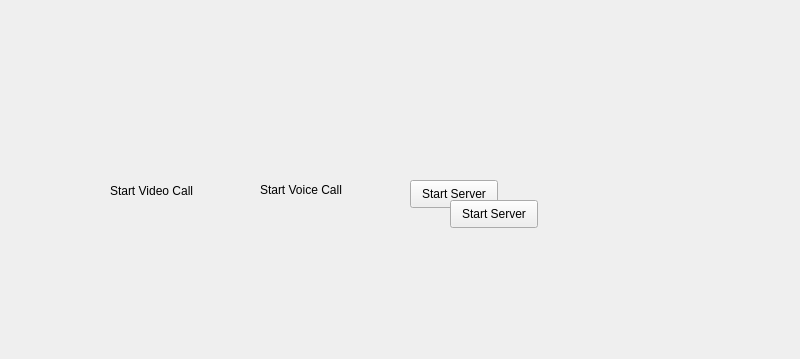
First picture: the form in mainwindow.ui, repository peteradeojo/mini-zoom-project, before the edit; both pictures show x 0 to 800 and y 0 to 359 of the 800 by 600 pixel window.
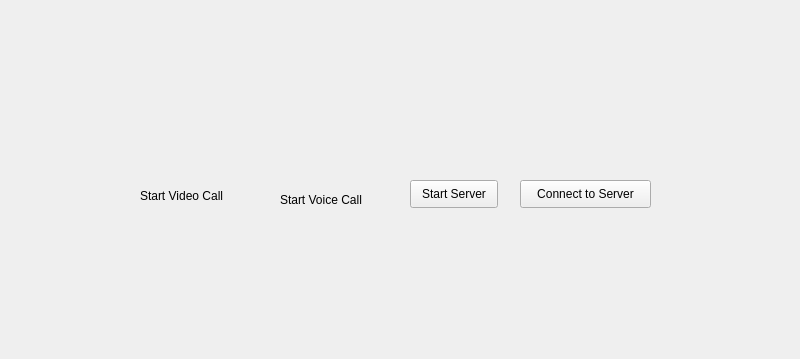
Second picture: the form after the edit.

Commit message: wip: testing client server comms

What changed in the file:
```diff
--- a/mainwindow.ui
+++ b/mainwindow.ui
@@ -23,10 +23,10 @@
    <widget class="QLabel" name="label">
     <property name="geometry">
      <rect>
-      <x>110</x>
-      <y>170</y>
-      <width>141</width>
-      <height>41</height>
+      <x>140</x>
+      <y>180</y>
+      <width>121</width>
+      <height>31</height>
      </rect>
     </property>
     <property name="text">
@@ -36,8 +36,8 @@
    <widget class="QLabel" name="label_2">
     <property name="geometry">
      <rect>
-      <x>260</x>
-      <y>180</y>
+      <x>280</x>
+      <y>190</y>
       <width>111</width>
       <height>19</height>
      </rect>
@@ -62,14 +62,14 @@
    <widget class="QPushButton" name="startServerButton_2">
     <property name="geometry">
      <rect>
-      <x>450</x>
-      <y>200</y>
-      <width>88</width>
+      <x>520</x>
+      <y>180</y>
+      <width>131</width>
       <height>28</height>
      </rect>
     </property>
     <property name="text">
-     <string>Start Server</string>
+     <string>Connect to Server</string>
     </property>
    </widget>
   </widget>
```
Left out of the diff: 4 changed lines with no effect on the pictures. The commit also changes 12 other files.
